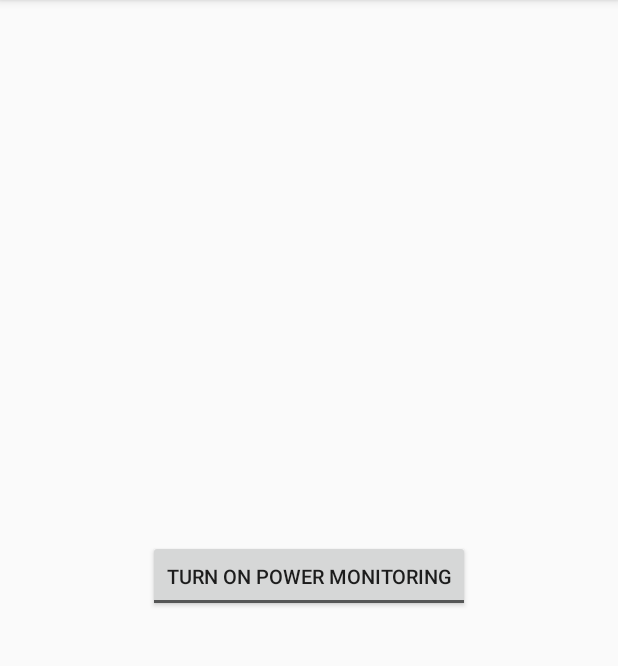
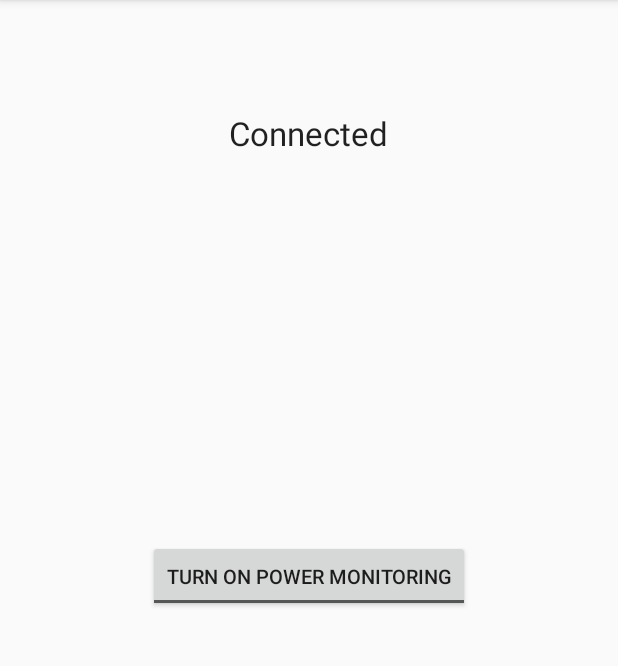
Before and after one commit to alexfilatov/desvitlo, an Android app: the screen it shows after launch (MainActivity), on a phone screen of 412 x 824 dp, the part 84-750 px from its top. Run offline under Robolectric (Android 15) with nearby library versions, the phone set to English and light mode, and no system bars.

Commit message:
connected/disconnected text status; removed toasts;

```diff
--- a/app/src/main/java/com/mavlin/desvitlo/MainActivity.java
+++ b/app/src/main/java/com/mavlin/desvitlo/MainActivity.java
@@ -1,7 +1,10 @@
 package com.mavlin.desvitlo;
 
+import android.content.BroadcastReceiver;
 import android.content.ComponentName;
+import android.content.Context;
 import android.content.Intent;
+import android.content.IntentFilter;
 import android.content.pm.PackageManager;
 import android.media.MediaPlayer;
 import android.os.Bundle;
@@ -9,18 +12,38 @@ import android.support.v7.app.ActionBarActivity;
 import android.view.Menu;
 import android.view.MenuItem;
 import android.view.View;
-import android.widget.Toast;
+import android.widget.TextView;
 import android.widget.ToggleButton;
 
 
 public class MainActivity extends ActionBarActivity {
 
     private MediaPlayer mediaPlayer;
+    private BroadcastReceiver receiver;
 
     @Override
     protected void onCreate(Bundle savedInstanceState) {
         super.onCreate(savedInstanceState);
         setContentView(R.layout.activity_main);
+
+        IntentFilter filter = new IntentFilter();
+        filter.addAction("android.intent.action.ACTION_POWER_DISCONNECTED");
+        filter.addAction("android.intent.action.ACTION_POWER_CONNECTED");
+
+        PowerCheckReceiver receiver = new PowerCheckReceiver() {
+            @Override
+            public void onReceive(Context context, Intent intent) {
+
+                if (intent.getAction().equals("android.intent.action.ACTION_POWER_DISCONNECTED")) {
+                    TextView t = (TextView) findViewById(R.id.textViewPowerState);
+                    t.setText(getString(R.string.power_disconnected_value));
+                } else if (intent.getAction().equals("android.intent.action.ACTION_POWER_CONNECTED")) {
+                    TextView t = (TextView) findViewById(R.id.textViewPowerState);
+                    t.setText(getString(R.string.power_connected_value));
+                }
+            }
+        };
+        registerReceiver(receiver, filter);
     }
 
 
@@ -53,19 +76,16 @@ public class MainActivity extends ActionBarActivity {
         if (on) {
             pm.setComponentEnabledSetting(componentName, PackageManager.COMPONENT_ENABLED_STATE_ENABLED,
                     PackageManager.DONT_KILL_APP);
-            Toast.makeText(getApplicationContext(), getString(R.string.receiver_activated), Toast.LENGTH_LONG).show();
         } else {
             // stop siren play
             pm.setComponentEnabledSetting(componentName, PackageManager.COMPONENT_ENABLED_STATE_DISABLED,
                     PackageManager.DONT_KILL_APP);
-            Toast.makeText(getApplicationContext(), getString(R.string.receiver_deactivated), Toast.LENGTH_LONG).show();
 
             // stop play if it is playing
             Intent play_intent = new Intent(getApplicationContext(), PowerAlarmPlayService.class);
             if (play_intent.getBooleanExtra(PowerAlarmPlayService.START_PLAY, true)) {
                 stopService(play_intent);
             }
-
         }
     }
 }
--- a/app/src/main/java/com/mavlin/desvitlo/PowerCheckReceiver.java
+++ b/app/src/main/java/com/mavlin/desvitlo/PowerCheckReceiver.java
@@ -3,7 +3,6 @@ package com.mavlin.desvitlo;
 import android.content.BroadcastReceiver;
 import android.content.Context;
 import android.content.Intent;
-import android.widget.Toast;
 
 public class PowerCheckReceiver extends BroadcastReceiver {
 
@@ -13,15 +12,10 @@ public class PowerCheckReceiver extends BroadcastReceiver {
     @Override
     public void onReceive(Context context, Intent intent) {
         if (intent.getAction().equals("android.intent.action.ACTION_POWER_DISCONNECTED")) {
-            Toast.makeText(context.getApplicationContext(), context.getString(R.string.power_disconnected), Toast.LENGTH_LONG).show();
-            // play alarm here
-
             Intent play_intent = new Intent(context, PowerAlarmPlayService.class);
             play_intent.putExtra(PowerAlarmPlayService.START_PLAY, true);
             context.startService(play_intent);
         } else if (intent.getAction().equals("android.intent.action.ACTION_POWER_CONNECTED")) {
-            Toast.makeText(context.getApplicationContext(), context.getString(R.string.power_connected), Toast.LENGTH_LONG).show();
-            // stop alarm
             Intent play_intent = new Intent(context, PowerAlarmPlayService.class);
             context.stopService(play_intent);
         }
--- a/app/src/main/res/layout-land/activity_main.xml
+++ /dev/null
@@ -1,22 +0,0 @@
-<RelativeLayout xmlns:android="http://schemas.android.com/apk/res/android"
-    xmlns:tools="http://schemas.android.com/tools"
-    android:layout_width="match_parent"
-    android:layout_height="match_parent"
-    android:paddingLeft="@dimen/activity_horizontal_margin"
-    android:paddingRight="@dimen/activity_horizontal_margin"
-    android:paddingTop="@dimen/activity_vertical_margin"
-    android:paddingBottom="@dimen/activity_vertical_margin"
-    tools:context=".Main">
-
-    <Button
-        android:layout_width="wrap_content"
-        android:layout_height="wrap_content"
-        android:text="Слідкувати за світлом в мережі"
-        android:id="@+id/button"
-        android:layout_centerVertical="true"
-        android:layout_centerHorizontal="true"
-        android:paddingLeft="10dp"
-        android:paddingRight="10dp"
-        android:maxWidth="400dp" />
-
-</RelativeLayout>
--- a/app/src/main/res/layout/activity_main.xml
+++ b/app/src/main/res/layout/activity_main.xml
@@ -22,5 +22,15 @@
         android:textOn="@string/turn_monitor_off"
         android:textOff="@string/turn_monitor_on" />
 
+    <TextView
+        android:layout_width="wrap_content"
+        android:layout_height="wrap_content"
+        android:textAppearance="?android:attr/textAppearanceLarge"
+        android:text="Connected"
+        android:id="@+id/textViewPowerState"
+        android:layout_alignParentTop="true"
+        android:layout_centerHorizontal="true"
+        android:layout_marginTop="58dp" />
+
 
 </RelativeLayout>
--- a/app/src/main/res/values/strings.xml
+++ b/app/src/main/res/values/strings.xml
@@ -11,5 +11,7 @@
     <string name="turn_monitor_off">Turn OFF Power Monitoring</string>
     <string name="turn_monitor_on">Turn ON Power Monitoring</string>
     <string name="toggle_button_name">ToggleButton</string>
+    <string name="power_connected_value">Connected</string>
+    <string name="power_disconnected_value">Disconnected</string>
 
 </resources>
```
